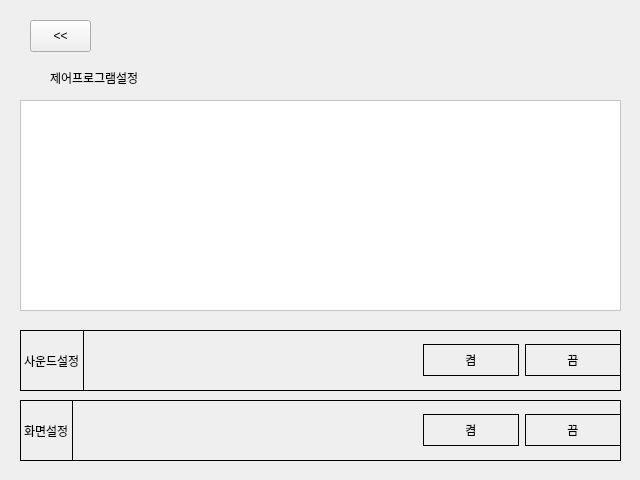
Old version of the form UITool/UI/setupForm.ui in the repository gearssoft/nagibot.
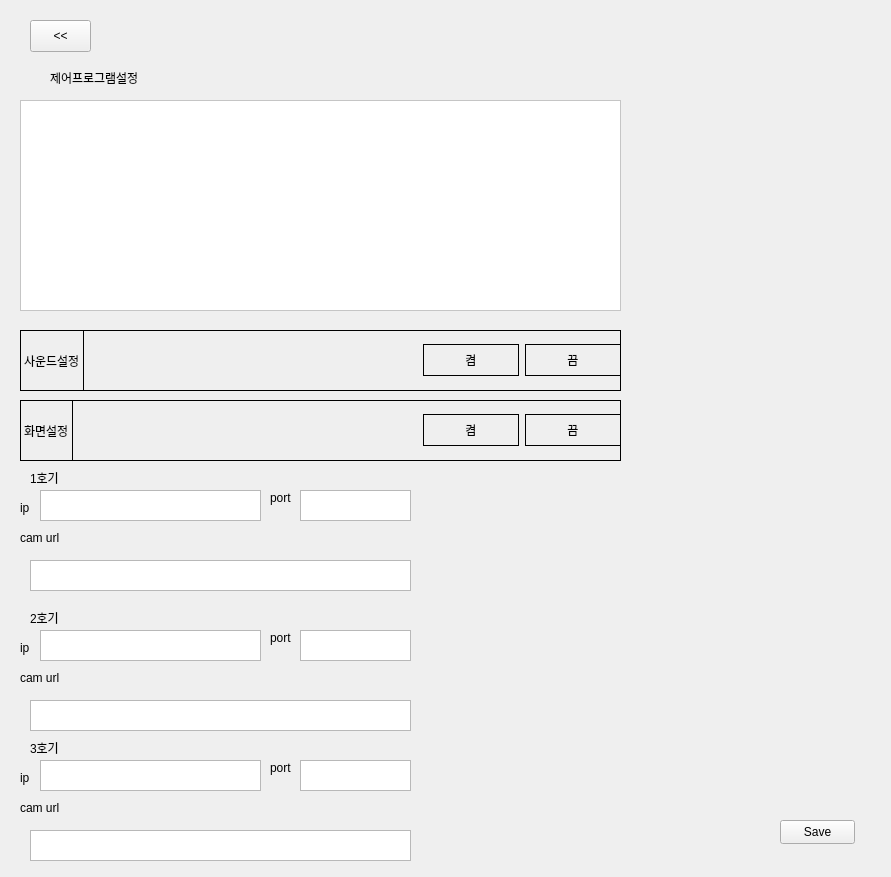
New version of the form.

```diff
--- a/UITool/UI/setupForm.ui
+++ b/UITool/UI/setupForm.ui
@@ -6,8 +6,8 @@
    <rect>
     <x>0</x>
     <y>0</y>
-    <width>640</width>
-    <height>480</height>
+    <width>891</width>
+    <height>877</height>
    </rect>
   </property>
   <property name="windowTitle">
@@ -18,7 +18,7 @@
     <rect>
      <x>50</x>
      <y>70</y>
-     <width>91</width>
+     <width>111</width>
      <height>16</height>
     </rect>
    </property>
@@ -182,6 +182,265 @@
     <string>&lt;&lt;</string>
    </property>
   </widget>
+  <widget class="QTextEdit" name="textEditCar1ip">
+   <property name="geometry">
+    <rect>
+     <x>40</x>
+     <y>490</y>
+     <width>221</width>
+     <height>31</height>
+    </rect>
+   </property>
+  </widget>
+  <widget class="QLabel" name="label_2">
+   <property name="geometry">
+    <rect>
+     <x>30</x>
+     <y>470</y>
+     <width>71</width>
+     <height>16</height>
+    </rect>
+   </property>
+   <property name="text">
+    <string>1호기 </string>
+   </property>
+  </widget>
+  <widget class="QTextEdit" name="textEditCar1port">
+   <property name="geometry">
+    <rect>
+     <x>300</x>
+     <y>490</y>
+     <width>111</width>
+     <height>31</height>
+    </rect>
+   </property>
+  </widget>
+  <widget class="QLabel" name="label_3">
+   <property name="geometry">
+    <rect>
+     <x>20</x>
+     <y>500</y>
+     <width>31</width>
+     <height>16</height>
+    </rect>
+   </property>
+   <property name="text">
+    <string>ip</string>
+   </property>
+  </widget>
+  <widget class="QLabel" name="label_4">
+   <property name="geometry">
+    <rect>
+     <x>270</x>
+     <y>490</y>
+     <width>31</width>
+     <height>16</height>
+    </rect>
+   </property>
+   <property name="text">
+    <string>port</string>
+   </property>
+  </widget>
+  <widget class="QLabel" name="label_5">
+   <property name="geometry">
+    <rect>
+     <x>20</x>
+     <y>530</y>
+     <width>71</width>
+     <height>16</height>
+    </rect>
+   </property>
+   <property name="text">
+    <string>cam url</string>
+   </property>
+  </widget>
+  <widget class="QTextEdit" name="textEditCar1Camurl">
+   <property name="geometry">
+    <rect>
+     <x>30</x>
+     <y>560</y>
+     <width>381</width>
+     <height>31</height>
+    </rect>
+   </property>
+  </widget>
+  <widget class="QPushButton" name="pushButton_saveSetup">
+   <property name="geometry">
+    <rect>
+     <x>780</x>
+     <y>820</y>
+     <width>75</width>
+     <height>24</height>
+    </rect>
+   </property>
+   <property name="text">
+    <string>Save</string>
+   </property>
+  </widget>
+  <widget class="QLabel" name="label_6">
+   <property name="geometry">
+    <rect>
+     <x>20</x>
+     <y>670</y>
+     <width>71</width>
+     <height>16</height>
+    </rect>
+   </property>
+   <property name="text">
+    <string>cam url</string>
+   </property>
+  </widget>
+  <widget class="QTextEdit" name="textEditCar2port">
+   <property name="geometry">
+    <rect>
+     <x>300</x>
+     <y>630</y>
+     <width>111</width>
+     <height>31</height>
+    </rect>
+   </property>
+  </widget>
+  <widget class="QLabel" name="label_7">
+   <property name="geometry">
+    <rect>
+     <x>30</x>
+     <y>610</y>
+     <width>71</width>
+     <height>16</height>
+    </rect>
+   </property>
+   <property name="text">
+    <string>2호기 </string>
+   </property>
+  </widget>
+  <widget class="QLabel" name="label_8">
+   <property name="geometry">
+    <rect>
+     <x>20</x>
+     <y>640</y>
+     <width>31</width>
+     <height>16</height>
+    </rect>
+   </property>
+   <property name="text">
+    <string>ip</string>
+   </property>
+  </widget>
+  <widget class="QLabel" name="label_9">
+   <property name="geometry">
+    <rect>
+     <x>270</x>
+     <y>630</y>
+     <width>31</width>
+     <height>16</height>
+    </rect>
+   </property>
+   <property name="text">
+    <string>port</string>
+   </property>
+  </widget>
+  <widget class="QTextEdit" name="textEditCar2ip">
+   <property name="geometry">
+    <rect>
+     <x>40</x>
+     <y>630</y>
+     <width>221</width>
+     <height>31</height>
+    </rect>
+   </property>
+  </widget>
+  <widget class="QTextEdit" name="textEditCar2Camurl">
+   <property name="geometry">
+    <rect>
+     <x>30</x>
+     <y>700</y>
+     <width>381</width>
+     <height>31</height>
+    </rect>
+   </property>
+  </widget>
+  <widget class="QLabel" name="label_10">
+   <property name="geometry">
+    <rect>
+     <x>20</x>
+     <y>800</y>
+     <width>71</width>
+     <height>16</height>
+    </rect>
+   </property>
+   <property name="text">
+    <string>cam url</string>
+   </property>
+  </widget>
+  <widget class="QTextEdit" name="textEditCar3port">
+   <property name="geometry">
+    <rect>
+     <x>300</x>
+     <y>760</y>
+     <width>111</width>
+     <height>31</height>
+    </rect>
+   </property>
+  </widget>
+  <widget class="QLabel" name="label_11">
+   <property name="geometry">
+    <rect>
+     <x>30</x>
+     <y>740</y>
+     <width>71</width>
+     <height>16</height>
+    </rect>
+   </property>
+   <property name="text">
+    <string>3호기 </string>
+   </property>
+  </widget>
+  <widget class="QLabel" name="label_12">
+   <property name="geometry">
+    <rect>
+     <x>20</x>
+     <y>770</y>
+     <width>31</width>
+     <height>16</height>
+    </rect>
+   </property>
+   <property name="text">
+    <string>ip</string>
+   </property>
+  </widget>
+  <widget class="QLabel" name="label_13">
+   <property name="geometry">
+    <rect>
+     <x>270</x>
+     <y>760</y>
+     <width>31</width>
+     <height>16</height>
+    </rect>
+   </property>
+   <property name="text">
+    <string>port</string>
+   </property>
+  </widget>
+  <widget class="QTextEdit" name="textEditCar3ip">
+   <property name="geometry">
+    <rect>
+     <x>40</x>
+     <y>760</y>
+     <width>221</width>
+     <height>31</height>
+    </rect>
+   </property>
+  </widget>
+  <widget class="QTextEdit" name="textEditCar3Camurl">
+   <property name="geometry">
+    <rect>
+     <x>30</x>
+     <y>830</y>
+     <width>381</width>
+     <height>31</height>
+    </rect>
+   </property>
+  </widget>
  </widget>
  <resources/>
  <connections/>
```
